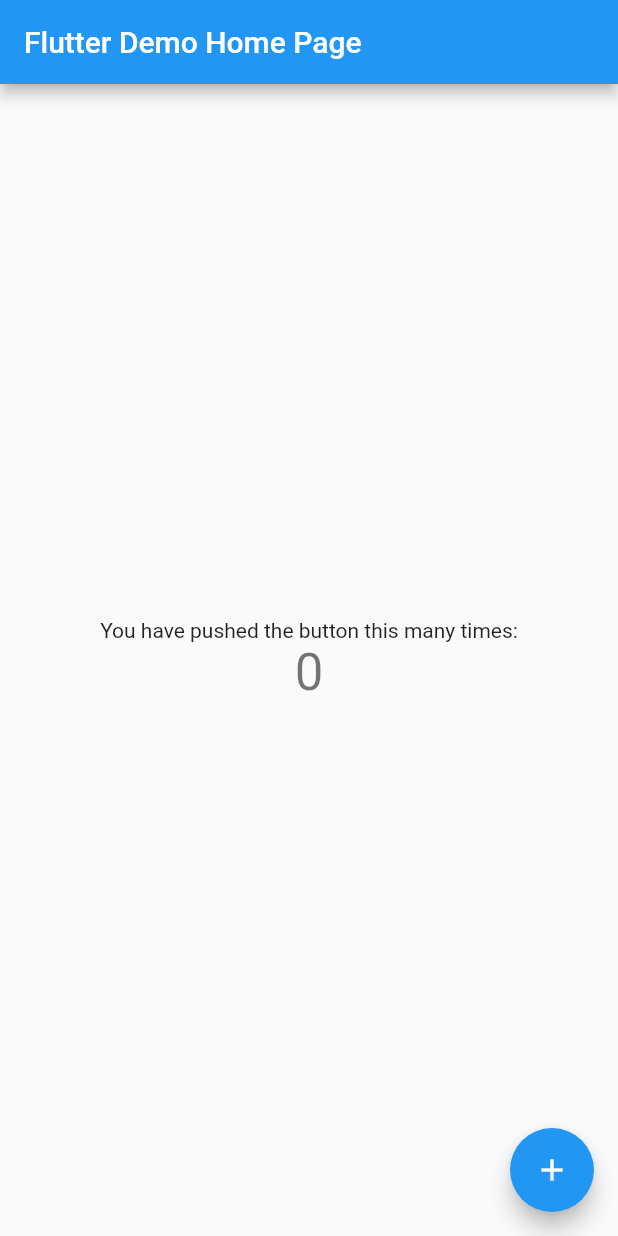
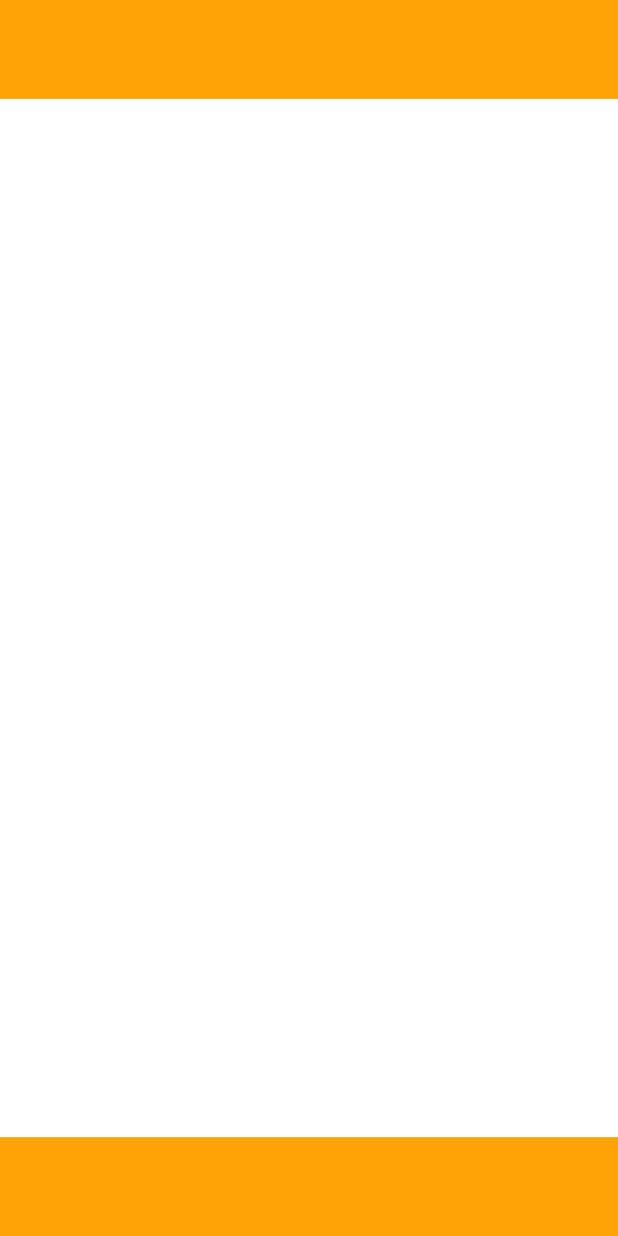
Before and after one commit to claylton/se_ligue, a Flutter app: the screen it shows after launch, on a phone screen of 412 x 824 dp. Run offline on Flutter 3.47's test engine with Material 2 defaults, Android fonts, the light colour scheme and no system bars.

Commit message:
Tela inicial

```diff
--- a/lib/main.dart
+++ b/lib/main.dart
@@ -1,4 +1,6 @@
 import 'package:flutter/material.dart';
+import 'package:flutter/services.dart';
+import 'package:se_ligue/view/chat.page.dart';
 
 void main() {
   runApp(MyApp());
@@ -8,106 +10,21 @@
   // This widget is the root of your application.
   @override
   Widget build(BuildContext context) {
+    SystemChrome.setSystemUIOverlayStyle(SystemUiOverlayStyle(
+      statusBarColor: Colors.white,
+      //statusBarBrightness:
+    ));
     return MaterialApp(
       title: 'Flutter Demo',
+      debugShowCheckedModeBanner: false,
       theme: ThemeData(
-        // This is the theme of your application.
-        //
-        // Try running your application with "flutter run". You'll see the
-        // application has a blue toolbar. Then, without quitting the app, try
-        // changing the primarySwatch below to Colors.green and then invoke
-        // "hot reload" (press "r" in the console where you ran "flutter run",
-        // or simply save your changes to "hot reload" in a Flutter IDE).
-        // Notice that the counter didn't reset back to zero; the application
-        // is not restarted.
-        primarySwatch: Colors.blue,
+        primaryColor: Color(0XFFFFA307),
       ),
-      home: MyHomePage(title: 'Flutter Demo Home Page'),
+      initialRoute: 'chat',
+
+      routes:<String, WidgetBuilder> {
+        'chat':(context) => ChatPage(),
+      },
     );
   }
 }
-
-class MyHomePage extends StatefulWidget {
-  MyHomePage({Key key, this.title}) : super(key: key);
-
-  // This widget is the home page of your application. It is stateful, meaning
-  // that it has a State object (defined below) that contains fields that affect
-  // how it looks.
-
-  // This class is the configuration for the state. It holds the values (in this
-  // case the title) provided by the parent (in this case the App widget) and
-  // used by the build method of the State. Fields in a Widget subclass are
-  // always marked "final".
-
-  final String title;
-
-  @override
-  _MyHomePageState createState() => _MyHomePageState();
-}
-
-class _MyHomePageState extends State<MyHomePage> {
-  int _counter = 0;
-
-  void _incrementCounter() {
-    setState(() {
-      // This call to setState tells the Flutter framework that something has
-      // changed in this State, which causes it to rerun the build method below
-      // so that the display can reflect the updated values. If we changed
-      // _counter without calling setState(), then the build method would not be
-      // called again, and so nothing would appear to happen.
-      _counter++;
-    });
-  }
-
-  @override
-  Widget build(BuildContext context) {
-    // This method is rerun every time setState is called, for instance as done
-    // by the _incrementCounter method above.
-    //
-    // The Flutter framework has been optimized to make rerunning build methods
-    // fast, so that you can just rebuild anything that needs updating rather
-    // than having to individually change instances of widgets.
-    return Scaffold(
-      appBar: AppBar(
-        // Here we take the value from the MyHomePage object that was created by
-        // the App.build method, and use it to set our appbar title.
-        title: Text(widget.title),
-      ),
-      body: Center(
-        // Center is a layout widget. It takes a single child and positions it
-        // in the middle of the parent.
-        child: Column(
-          // Column is also a layout widget. It takes a list of children and
-          // arranges them vertically. By default, it sizes itself to fit its
-          // children horizontally, and tries to be as tall as its parent.
-          //
-          // Invoke "debug painting" (press "p" in the console, choose the
-          // "Toggle Debug Paint" action from the Flutter Inspector in Android
-          // Studio, or the "Toggle Debug Paint" command in Visual Studio Code)
-          // to see the wireframe for each widget.
-          //
-          // Column has various properties to control how it sizes itself and
-          // how it positions its children. Here we use mainAxisAlignment to
-          // center the children vertically; the main axis here is the vertical
-          // axis because Columns are vertical (the cross axis would be
-          // horizontal).
-          mainAxisAlignment: MainAxisAlignment.center,
-          children: <Widget>[
-            Text(
-              'You have pushed the button this many times:',
-            ),
-            Text(
-              '$_counter',
-              style: Theme.of(context).textTheme.headline4,
-            ),
-          ],
-        ),
-      ),
-      floatingActionButton: FloatingActionButton(
-        onPressed: _incrementCounter,
-        tooltip: 'Increment',
-        child: Icon(Icons.add),
-      ), // This trailing comma makes auto-formatting nicer for build methods.
-    );
-  }
-}
--- /dev/null
+++ b/lib/view/chat.page.dart
@@ -0,0 +1,36 @@
+import 'package:flutter/material.dart';
+
+class ChatPage extends StatefulWidget {
+  @override
+  _ChatPageState createState() => _ChatPageState();
+}
+
+class _ChatPageState extends State<ChatPage> {
+
+  ThemeData theme;
+  Size size;
+
+  @override
+  void didChangeDependencies() {
+    theme = Theme.of(context);
+    size = MediaQuery.of(context).size;
+    super.didChangeDependencies();
+  }
+
+  @override
+  Widget build(BuildContext context) {
+    return Scaffold(
+      backgroundColor: theme.primaryColor,
+          body: Container(
+        child: Column(children: [
+          Container(
+            width: size.width,
+            height: size.height * 0.08,
+          ),
+          Expanded(child: Container(color: Colors.white,)),
+          Container(height: size.height * 0.08),
+        ],),
+      ),
+    );
+  }
+}
```
